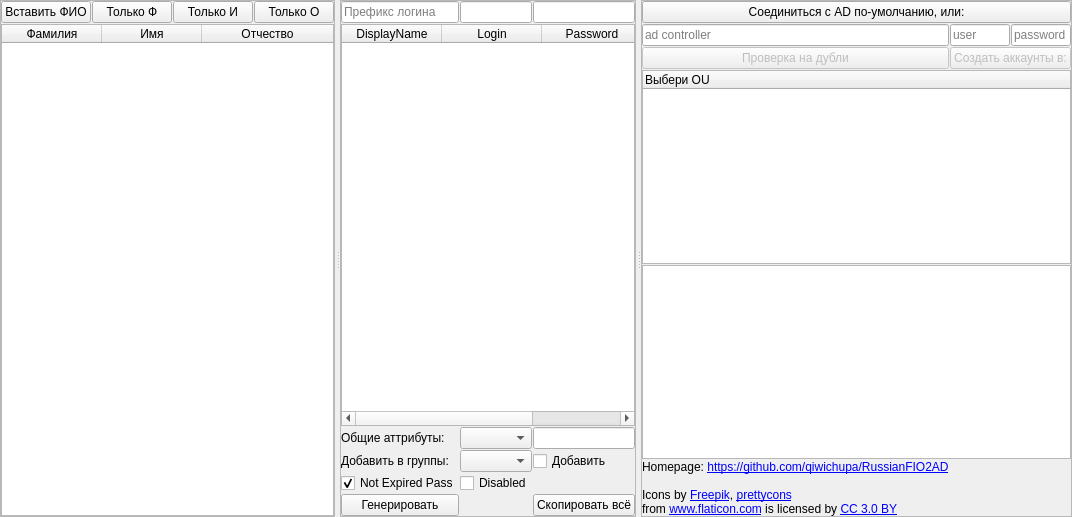
Above: ui_files/main.ui from qiwichupa/RussianFIO2AD before the change. Below: the same form after it.
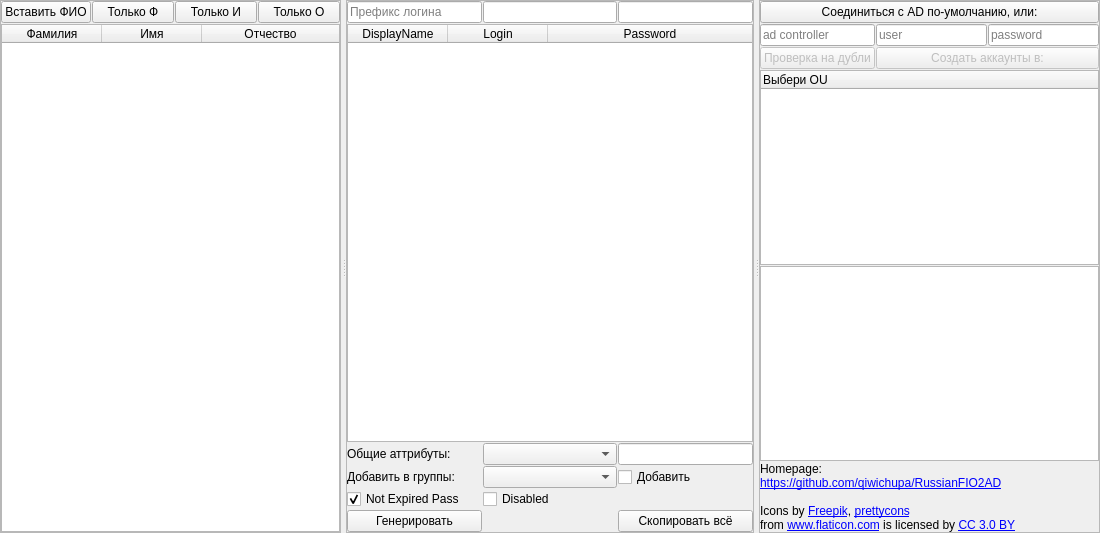
That is the form after the change. Icons and pictures are not drawn.

```diff
--- a/ui_files/main.ui
+++ b/ui_files/main.ui
@@ -6,16 +6,22 @@
    <rect>
     <x>0</x>
     <y>0</y>
-    <width>1054</width>
-    <height>517</height>
+    <width>1100</width>
+    <height>533</height>
    </rect>
   </property>
   <property name="sizePolicy">
-   <sizepolicy hsizetype="Expanding" vsizetype="Preferred">
+   <sizepolicy hsizetype="Expanding" vsizetype="MinimumExpanding">
     <horstretch>0</horstretch>
     <verstretch>0</verstretch>
    </sizepolicy>
   </property>
+  <property name="minimumSize">
+   <size>
+    <width>1100</width>
+    <height>0</height>
+   </size>
+  </property>
   <property name="baseSize">
    <size>
     <width>0</width>
@@ -30,6 +36,12 @@
     <normaloff>:/icons/icons/main.ico</normaloff>:/icons/icons/main.ico</iconset>
   </property>
   <widget class="QWidget" name="centralwidget">
+   <property name="sizePolicy">
+    <sizepolicy hsizetype="MinimumExpanding" vsizetype="Preferred">
+     <horstretch>0</horstretch>
+     <verstretch>0</verstretch>
+    </sizepolicy>
+   </property>
    <layout class="QGridLayout" name="gridLayout">
     <property name="leftMargin">
      <number>0</number>
@@ -45,6 +57,18 @@
     </property>
     <item row="0" column="0">
      <widget class="QSplitter" name="splitter">
+      <property name="enabled">
+       <bool>true</bool>
+      </property>
+      <property name="sizePolicy">
+       <sizepolicy hsizetype="Minimum" vsizetype="Preferred">
+        <horstretch>0</horstretch>
+        <verstretch>0</verstretch>
+       </sizepolicy>
+      </property>
+      <property name="layoutDirection">
+       <enum>Qt::LeftToRight</enum>
+      </property>
       <property name="frameShape">
        <enum>QFrame::NoFrame</enum>
       </property>
@@ -178,7 +202,7 @@
        </layout>
       </widget>
       <widget class="QWidget" name="gridLayoutWidget">
-       <layout class="QGridLayout" name="gridLogins">
+       <layout class="QGridLayout" name="gridLogins" columnminimumwidth="0,0">
         <property name="spacing">
          <number>1</number>
         </property>
@@ -255,6 +279,12 @@
            </item>
            <item row="1" column="1" colspan="3">
             <widget class="QTableWidget" name="tableLogins">
+             <property name="minimumSize">
+              <size>
+               <width>400</width>
+               <height>0</height>
+              </size>
+             </property>
              <property name="selectionBehavior">
               <enum>QAbstractItemView::SelectRows</enum>
              </property>
@@ -351,13 +381,19 @@
       </widget>
       <widget class="QWidget" name="gridLayoutWidget_3">
        <layout class="QGridLayout" name="gridAD" rowstretch="0,0,0" columnstretch="0,0,0,0">
+        <property name="sizeConstraint">
+         <enum>QLayout::SetMinimumSize</enum>
+        </property>
         <property name="spacing">
-         <number>1</number>
+         <number>0</number>
         </property>
         <item row="2" column="3">
          <widget class="QFrame" name="frame_3">
+          <property name="enabled">
+           <bool>true</bool>
+          </property>
           <property name="sizePolicy">
-           <sizepolicy hsizetype="Expanding" vsizetype="Preferred">
+           <sizepolicy hsizetype="Minimum" vsizetype="Preferred">
             <horstretch>0</horstretch>
             <verstretch>0</verstretch>
            </sizepolicy>
@@ -393,7 +429,7 @@
            <item row="4" column="0" colspan="3">
             <widget class="QTextBrowser" name="logBrowser">
              <property name="sizePolicy">
-              <sizepolicy hsizetype="Expanding" vsizetype="Expanding">
+              <sizepolicy hsizetype="Minimum" vsizetype="Expanding">
                <horstretch>0</horstretch>
                <verstretch>0</verstretch>
               </sizepolicy>
@@ -412,8 +448,11 @@
            </item>
            <item row="0" column="0" colspan="3">
             <widget class="QPushButton" name="buttonConnectToAD">
+             <property name="enabled">
+              <bool>true</bool>
+             </property>
              <property name="sizePolicy">
-              <sizepolicy hsizetype="Expanding" vsizetype="Fixed">
+              <sizepolicy hsizetype="Minimum" vsizetype="Fixed">
                <horstretch>0</horstretch>
                <verstretch>0</verstretch>
               </sizepolicy>
@@ -425,6 +464,12 @@
            </item>
            <item row="3" column="0" colspan="3">
             <widget class="QTreeWidget" name="adTree">
+             <property name="sizePolicy">
+              <sizepolicy hsizetype="Minimum" vsizetype="Expanding">
+               <horstretch>0</horstretch>
+               <verstretch>0</verstretch>
+              </sizepolicy>
+             </property>
              <column>
               <property name="text">
                <string notr="true">Выбери OU</string>
@@ -432,23 +477,6 @@
              </column>
             </widget>
            </item>
-           <item row="5" column="0">
-            <widget class="QLabel" name="label">
-             <property name="sizePolicy">
-              <sizepolicy hsizetype="Expanding" vsizetype="Fixed">
-               <horstretch>0</horstretch>
-               <verstretch>0</verstretch>
-              </sizepolicy>
-             </property>
-             <property name="text">
-              <string>&lt;!DOCTYPE HTML PUBLIC &quot;-//W3C//DTD HTML 4.0//EN&quot; &quot;http://www.w3.org/TR/REC-html40/strict.dtd&quot;&gt;
-&lt;html&gt;&lt;head&gt;&lt;meta name=&quot;qrichtext&quot; content=&quot;1&quot; /&gt;&lt;style type=&quot;text/css&quot;&gt;
-p, li { white-space: pre-wrap; }
-&lt;/style&gt;&lt;/head&gt;&lt;body style=&quot; font-family:'MS Shell Dlg 2'; font-size:8pt; font-weight:400; font-style:normal;&quot;&gt;
-&lt;p style=&quot; margin-top:12px; margin-bottom:12px; margin-left:0px; margin-right:0px; -qt-block-indent:0; text-indent:0px;&quot;&gt;&lt;span style=&quot; font-family:'Sans Serif'; font-size:9pt;&quot;&gt;Homepage: &lt;/span&gt;&lt;a href=&quot;https://github.com/qiwichupa/RussianFIO2AD&quot;&gt;&lt;span style=&quot; font-family:'Sans Serif'; font-size:9pt; text-decoration: underline; color:#0000ff;&quot;&gt;https://github.com/qiwichupa/RussianFIO2AD&lt;/span&gt;&lt;/a&gt;&lt;span style=&quot; font-family:'Sans Serif'; font-size:9pt;&quot;&gt;&lt;br /&gt;&lt;br /&gt;Icons by &lt;/span&gt;&lt;a href=&quot;https://www.freepik.com/&quot;&gt;&lt;span style=&quot; font-family:'Sans Serif'; font-size:9pt; text-decoration: underline; color:#0000ff;&quot;&gt;Freepik&lt;/span&gt;&lt;/a&gt;&lt;span style=&quot; font-family:'Sans Serif'; font-size:9pt;&quot;&gt;, &lt;/span&gt;&lt;a href=&quot;https://www.flaticon.com/authors/prettycons&quot;&gt;&lt;span style=&quot; font-family:'Sans Serif'; font-size:9pt; text-decoration: underline; color:#0000ff;&quot;&gt;prettycons&lt;/span&gt;&lt;/a&gt;&lt;span style=&quot; font-family:'Sans Serif'; font-size:9pt;&quot;&gt; &lt;br /&gt;from &lt;/span&gt;&lt;a href=&quot;https://www.flaticon.com/&quot;&gt;&lt;span style=&quot; font-family:'Sans Serif'; font-size:9pt; text-decoration: underline; color:#0000ff;&quot;&gt;www.flaticon.com&lt;/span&gt;&lt;/a&gt;&lt;span style=&quot; font-family:'Sans Serif'; font-size:9pt;&quot;&gt; is licensed by &lt;/span&gt;&lt;a href=&quot;http://creativecommons.org/licenses/by/3.0/&quot;&gt;&lt;span style=&quot; font-family:'Sans Serif'; font-size:9pt; text-decoration: underline; color:#0000ff;&quot;&gt;CC 3.0 BY&lt;/span&gt;&lt;/a&gt;&lt;/p&gt;&lt;/body&gt;&lt;/html&gt;</string>
-             </property>
-            </widget>
-           </item>
            <item row="1" column="2">
             <widget class="QLineEdit" name="adPassword">
              <property name="placeholderText">
@@ -458,6 +486,12 @@
            </item>
            <item row="1" column="0">
             <widget class="QLineEdit" name="adServer">
+             <property name="sizePolicy">
+              <sizepolicy hsizetype="Minimum" vsizetype="Fixed">
+               <horstretch>0</horstretch>
+               <verstretch>0</verstretch>
+              </sizepolicy>
+             </property>
              <property name="placeholderText">
               <string>ad controller</string>
              </property>
@@ -492,6 +526,23 @@
              </property>
             </widget>
            </item>
+           <item row="5" column="0" colspan="3">
+            <widget class="QLabel" name="label">
+             <property name="sizePolicy">
+              <sizepolicy hsizetype="Minimum" vsizetype="Fixed">
+               <horstretch>0</horstretch>
+               <verstretch>0</verstretch>
+              </sizepolicy>
+             </property>
+             <property name="text">
+              <string>&lt;!DOCTYPE HTML PUBLIC &quot;-//W3C//DTD HTML 4.0//EN&quot; &quot;http://www.w3.org/TR/REC-html40/strict.dtd&quot;&gt;
+&lt;html&gt;&lt;head&gt;&lt;meta name=&quot;qrichtext&quot; content=&quot;1&quot; /&gt;&lt;style type=&quot;text/css&quot;&gt;
+p, li { white-space: pre-wrap; }
+&lt;/style&gt;&lt;/head&gt;&lt;body style=&quot; font-family:'Sans Serif'; font-size:9pt; font-weight:400; font-style:normal;&quot;&gt;
+&lt;p style=&quot; margin-top:12px; margin-bottom:12px; margin-left:0px; margin-right:0px; -qt-block-indent:0; text-indent:0px;&quot;&gt;Homepage: &lt;br /&gt;&lt;a href=&quot;https://github.com/qiwichupa/RussianFIO2AD&quot;&gt;&lt;span style=&quot; text-decoration: underline; color:#0000ff;&quot;&gt;https://github.com/qiwichupa/RussianFIO2AD&lt;/span&gt;&lt;/a&gt;&lt;br /&gt;&lt;br /&gt;Icons by &lt;a href=&quot;https://www.freepik.com/&quot;&gt;&lt;span style=&quot; text-decoration: underline; color:#0000ff;&quot;&gt;Freepik&lt;/span&gt;&lt;/a&gt;, &lt;a href=&quot;https://www.flaticon.com/authors/prettycons&quot;&gt;&lt;span style=&quot; text-decoration: underline; color:#0000ff;&quot;&gt;prettycons&lt;/span&gt;&lt;/a&gt; &lt;br /&gt;from &lt;a href=&quot;https://www.flaticon.com/&quot;&gt;&lt;span style=&quot; text-decoration: underline; color:#0000ff;&quot;&gt;www.flaticon.com&lt;/span&gt;&lt;/a&gt; is licensed by &lt;a href=&quot;http://creativecommons.org/licenses/by/3.0/&quot;&gt;&lt;span style=&quot; text-decoration: underline; color:#0000ff;&quot;&gt;CC 3.0 BY&lt;/span&gt;&lt;/a&gt;&lt;/p&gt;&lt;/body&gt;&lt;/html&gt;</string>
+             </property>
+            </widget>
+           </item>
           </layout>
          </widget>
         </item>
```
Left out of the diff: 12 changed lines with no effect on the pictures.
